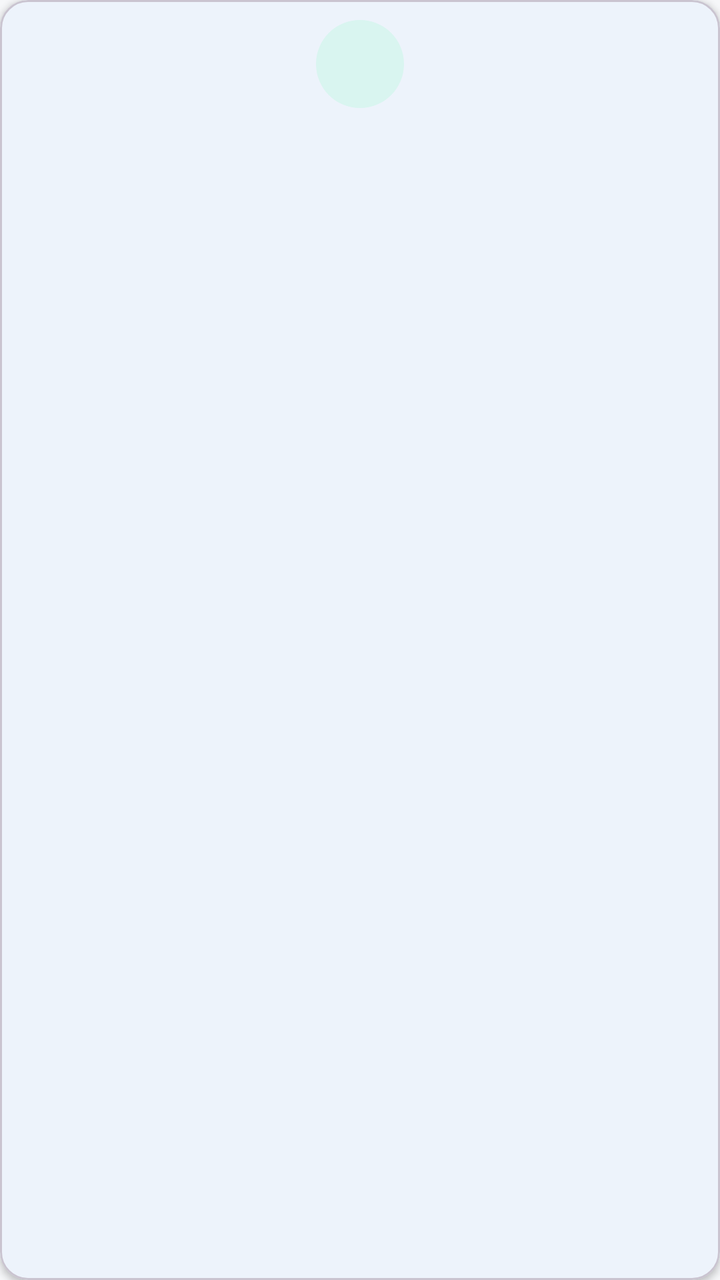
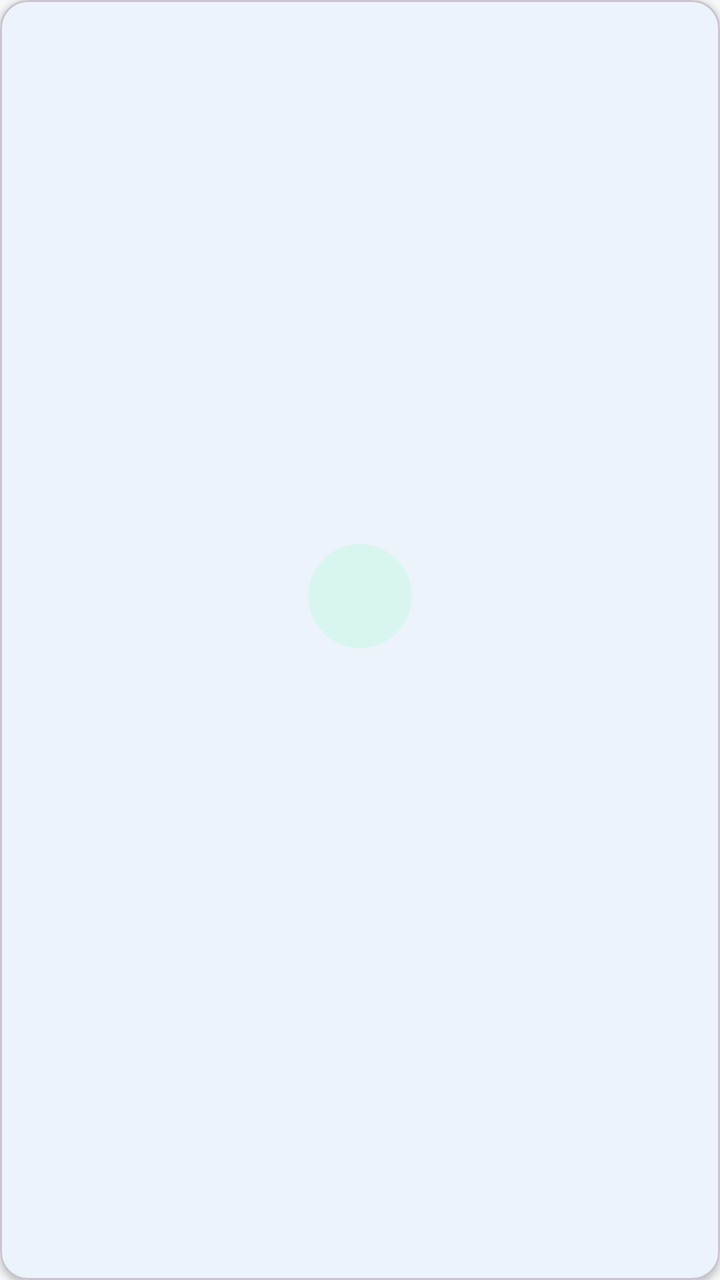

The first picture is an Android layout as it rendered before a commit; the second is the same layout after the commit. The layout source and the unified diff follow.
<!-- AndroidManifest.xml: application theme Theme.Hakunaa -->
<!-- res/layout/item_image_tool.xml -->
<?xml version="1.0" encoding="utf-8"?>
<com.google.android.material.card.MaterialCardView
    xmlns:android="http://schemas.android.com/apk/res/android"
    xmlns:app="http://schemas.android.com/apk/res-auto"
    android:layout_width="match_parent"
    android:layout_height="wrap_content"
    app:cardCornerRadius="14dp"
    app:cardElevation="2dp">

    <LinearLayout
        android:layout_width="match_parent"
        android:layout_height="wrap_content"
        android:gravity="center_horizontal"
        android:orientation="vertical"
        android:padding="10dp">

        <FrameLayout
            android:layout_width="44dp"
            android:layout_height="44dp"
            android:background="@drawable/bg_tool_icon_tint">

            <ImageView
                android:id="@+id/ivIcon"
                android:layout_width="24dp"
                android:layout_height="24dp"
                android:layout_gravity="center"
                android:tint="@color/hakunaa_teal" />
        </FrameLayout>

        <TextView
            android:id="@+id/tvTitle"
            android:layout_width="wrap_content"
            android:layout_height="wrap_content"
            android:layout_marginTop="6dp"
            android:ellipsize="end"
            android:maxLines="1"
            android:textColor="@color/hakunaa_text"
            android:textSize="13sp"
            android:textStyle="bold" />

        <TextView
            android:id="@+id/tvSubtitle"
            android:layout_width="wrap_content"
            android:layout_height="wrap_content"
            android:layout_marginTop="2dp"
            android:ellipsize="end"
            android:maxLines="1"
            android:textColor="@color/hakunaa_text_secondary"
            android:textSize="10sp" />
    </LinearLayout>
</com.google.android.material.card.MaterialCardView>
<!-- resources referenced by this layout -->
<resources>
  <color name="hakunaa_teal">#00BFA5</color>
  <color name="hakunaa_text">#111827</color>
  <color name="hakunaa_text_secondary">#5B6472</color>
  <!-- drawable bg_tool_icon_tint (drawable) -->
  <?xml version="1.0" encoding="utf-8"?>
  <shape xmlns:android="http://schemas.android.com/apk/res/android"
      android:shape="oval">
      <solid android:color="#D9F5F0" />
  </shape>
  <style name="Theme.Hakunaa" parent="Theme.Material3.Light.NoActionBar">
          <item name="colorPrimary">@color/hakunaa_primary</item>
          <item name="colorPrimaryDark">@color/hakunaa_primary_dark</item>
          <item name="colorOnPrimary">@color/hakunaa_on_primary</item>
          <item name="android:windowBackground">@color/hakunaa_background</item>
          <item name="colorSurface">@color/hakunaa_surface</item>
          <item name="android:textColorPrimary">@color/hakunaa_text</item>
          <item name="android:textColorSecondary">@color/hakunaa_text_secondary</item>
      </style>
  <color name="hakunaa_primary">#0B57D0</color>
  <color name="hakunaa_primary_dark">#0842A0</color>
  <color name="hakunaa_on_primary">#FFFFFF</color>
  <color name="hakunaa_background">#F6F7F9</color>
  <color name="hakunaa_surface">#FFFFFF</color>
</resources>

<!-- the commit's change to res/layout/item_image_tool.xml (unified diff, before → after) -->
@@ -9,20 +9,20 @@
 
     <LinearLayout
         android:layout_width="match_parent"
-        android:layout_height="wrap_content"
-        android:gravity="center_horizontal"
+        android:layout_height="match_parent"
+        android:gravity="center"
         android:orientation="vertical"
-        android:padding="10dp">
+        android:padding="12dp">
 
         <FrameLayout
-            android:layout_width="44dp"
-            android:layout_height="44dp"
+            android:layout_width="52dp"
+            android:layout_height="52dp"
             android:background="@drawable/bg_tool_icon_tint">
 
             <ImageView
                 android:id="@+id/ivIcon"
-                android:layout_width="24dp"
-                android:layout_height="24dp"
+                android:layout_width="28dp"
+                android:layout_height="28dp"
                 android:layout_gravity="center"
                 android:tint="@color/hakunaa_teal" />
         </FrameLayout>
@@ -31,11 +31,11 @@
             android:id="@+id/tvTitle"
             android:layout_width="wrap_content"
             android:layout_height="wrap_content"
-            android:layout_marginTop="6dp"
+            android:layout_marginTop="8dp"
             android:ellipsize="end"
             android:maxLines="1"
             android:textColor="@color/hakunaa_text"
-            android:textSize="13sp"
+            android:textSize="14sp"
             android:textStyle="bold" />
 
         <TextView
@@ -46,6 +46,6 @@
             android:ellipsize="end"
             android:maxLines="1"
             android:textColor="@color/hakunaa_text_secondary"
-            android:textSize="10sp" />
+            android:textSize="11sp" />
     </LinearLayout>
 </com.google.android.material.card.MaterialCardView>
